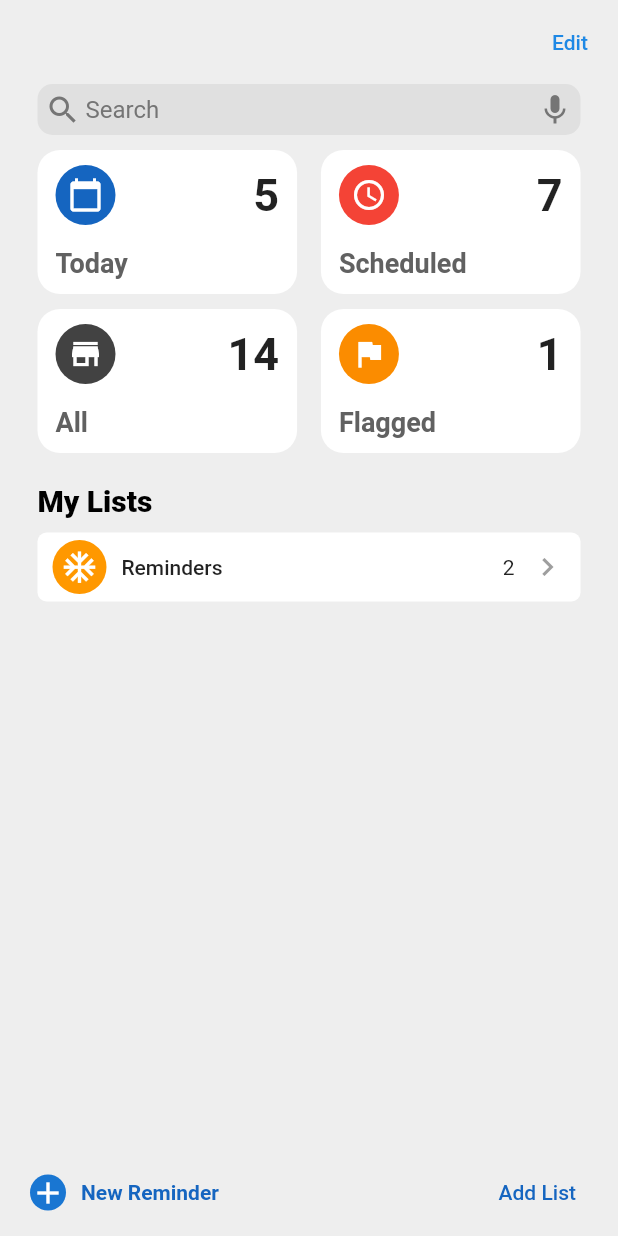
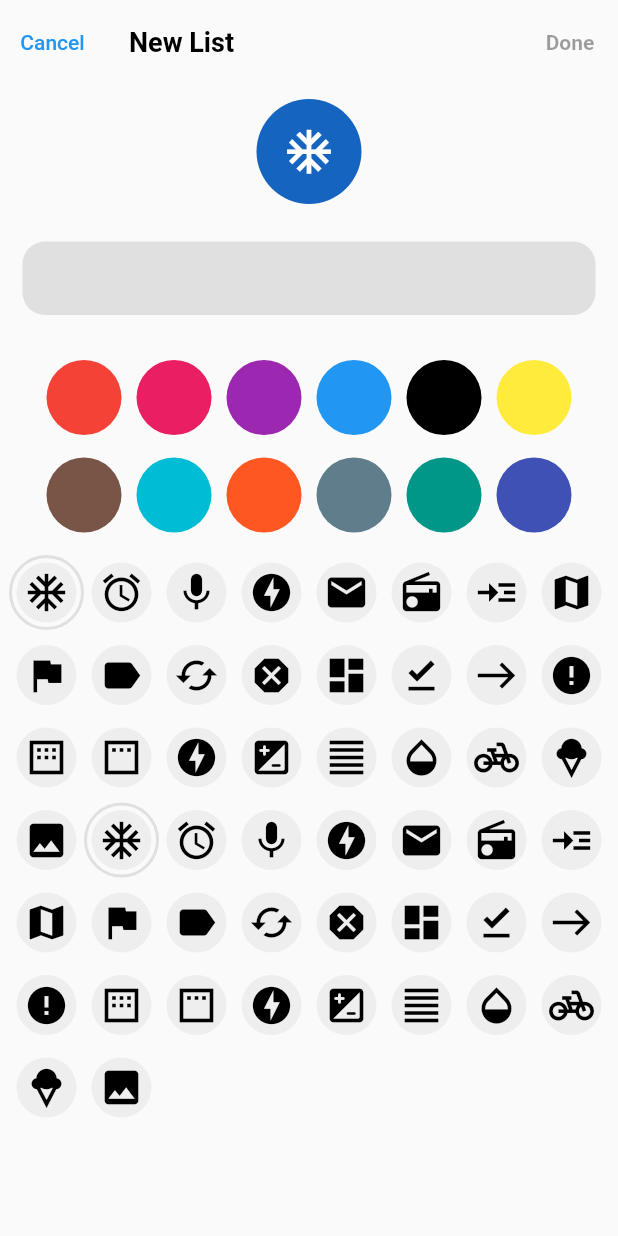
Before and after one commit to davidjhoseph/reminders_app, a Flutter app: the screen it shows after launch, after a tap on "Add List", on a phone screen of 412 x 824 dp. Run offline on Flutter 3.47's test engine with Material 2 defaults, Android fonts, the phone set to English and light mode, and no system bars; our stand-ins replace flutter_riverpod, get.

Commit message:
minor updates

```diff
--- a/lib/provider/ListProvider.dart
+++ /dev/null
@@ -1,16 +0,0 @@
-import 'package:flutter/material.dart';
-import 'package:reminder_app/Models/SingleList.dart';
-
-class ListProvider extends ChangeNotifier {
-  List<SingleList> _lists = [
-    SingleList(
-      color: Colors.orange[500],
-      icon: Icons.ac_unit,
-      title: "Reminders",
-      reminders: ["Hello", "World"],
-    ),
-  ];
-  List<SingleList> get lists {
-    return [..._lists];
-  }
-}
--- a/lib/routes/route.dart
+++ b/lib/routes/route.dart
@@ -1,11 +1,10 @@
 import 'package:flutter/material.dart';
 import 'package:reminder_app/screens/HomeScreen.dart';
 import 'package:reminder_app/screens/ScheduledScreen.dart';
-import './route_constants.dart';
 
 Route<dynamic> generateRoute(RouteSettings settings) {
   switch (settings.name) {
-    case Home:
+    case HomeScreen.routeName:
       return MaterialPageRoute(builder: (_) => HomeScreen());
     case ScheduledScreen.routeName:
       return MaterialPageRoute(builder: (_) => ScheduledScreen());
--- /dev/null
+++ b/lib/screens/AddListScreen.dart
@@ -0,0 +1,173 @@
+import 'package:flutter/material.dart';
+import 'package:flutter_riverpod/flutter_riverpod.dart';
+import 'package:reminder_app/provider/ReminderProvider.dart';
+
+final reminderData = ChangeNotifierProvider((ref) => ReminderProvider());
+
+class AddListScreen extends StatefulWidget {
+  @override
+  _AddListScreenState createState() => _AddListScreenState();
+}
+
+class _AddListScreenState extends State<AddListScreen> {
+  final TextEditingController titleController = TextEditingController();
+
+  @override
+  Widget build(BuildContext context) {
+    return Consumer(
+      builder: (context, watch, child) {
+        final response = watch(reminderData);
+        return Scaffold(
+          appBar: AppBar(
+            backgroundColor: Colors.transparent,
+            elevation: 0,
+            leadingWidth: 70,
+            leading: TextButton(
+              onPressed: () => Navigator.of(context).pop(),
+              child: Text(
+                "Cancel",
+              ),
+            ),
+            title: Text(
+              "New List",
+              style: TextStyle(
+                fontWeight: FontWeight.w600,
+                color: Colors.black,
+                fontSize: 18,
+              ),
+            ),
+            actions: [
+              TextButton(
+                onPressed: titleController.text.length < 1
+                    ? null
+                    : () {
+                        response.addToList(
+                          icon: response.selectedIcon,
+                          color: response.selectedColor,
+                          title: titleController.text,
+                        );
+                        Navigator.pop(context);
+                      },
+                child: Text(
+                  "Done",
+                  style: TextStyle(fontWeight: FontWeight.bold),
+                ),
+              ),
+            ],
+          ),
+          body: Padding(
+            padding: const EdgeInsets.symmetric(vertical: 10),
+            child: Column(
+              children: [
+                Padding(
+                  padding: const EdgeInsets.symmetric(horizontal: 15),
+                  child: Column(
+                    children: [
+                      Align(
+                        child: CircleAvatar(
+                          radius: 35,
+                          backgroundColor: response.selectedColor,
+                          child: Icon(
+                            response.selectedIcon,
+                            size: 35,
+                            color: Colors.white,
+                          ),
+                        ),
+                      ),
+                      SizedBox(height: 25),
+                      Container(
+                        padding:
+                            EdgeInsets.symmetric(vertical: 15, horizontal: 5),
+                        decoration: BoxDecoration(
+                          borderRadius: BorderRadius.circular(15),
+                          color: Colors.grey[300],
+                        ),
+                        child: TextField(
+                          controller: titleController,
+                          onChanged: (_) {
+                            setState(() {});
+                          },
+                          decoration: InputDecoration.collapsed(hintText: ''),
+                        ),
+                      ),
+                      SizedBox(height: 25),
+                    ],
+                  ),
+                ),
+                Expanded(
+                  child: SingleChildScrollView(
+                    child: Column(
+                      children: [
+                        Wrap(
+                          // spacing: 5,
+                          runSpacing: 5,
+                          children: [
+                            ...response.colors.map(
+                              (e) => GestureDetector(
+                                onTap: () {
+                                  response.changeSelectedColor(e);
+                                },
+                                child: Container(
+                                  padding: EdgeInsets.all(3),
+                                  decoration: BoxDecoration(
+                                    borderRadius: BorderRadius.circular(50),
+                                    border: Border.all(
+                                        color: response.selectedColor == e
+                                            ? Colors.grey[400]
+                                            : Colors.transparent,
+                                        width: 2),
+                                  ),
+                                  child: CircleAvatar(
+                                    backgroundColor: e,
+                                    radius: 25,
+                                  ),
+                                ),
+                              ),
+                            )
+                          ],
+                        ),
+                        SizedBox(height: 10),
+                        Wrap(
+                          // spacing: 5,
+                          runSpacing: 5,
+                          children: [
+                            ...response.icons.map(
+                              (e) => GestureDetector(
+                                onTap: () {
+                                  response.changeSelectedIcon(e);
+                                },
+                                child: Container(
+                                  padding: EdgeInsets.all(3),
+                                  decoration: BoxDecoration(
+                                    borderRadius: BorderRadius.circular(50),
+                                    border: Border.all(
+                                        color: response.selectedIcon == e
+                                            ? Colors.grey[300]
+                                            : Colors.transparent,
+                                        width: 2),
+                                  ),
+                                  child: CircleAvatar(
+                                    backgroundColor: Colors.grey[200],
+                                    child: Icon(
+                                      e,
+                                      size: 30,
+                                      color: Colors.black,
+                                    ),
+                                  ),
+                                ),
+                              ),
+                            )
+                          ],
+                        ),
+                      ],
+                    ),
+                  ),
+                ),
+              ],
+            ),
+          ),
+        );
+      },
+    );
+  }
+}
--- a/lib/screens/HomeScreen.dart
+++ b/lib/screens/HomeScreen.dart
@@ -1,13 +1,15 @@
 import 'package:flutter/material.dart';
 import 'package:flutter_riverpod/flutter_riverpod.dart';
-import 'package:reminder_app/provider/ListProvider.dart';
+import 'package:reminder_app/provider/ReminderProvider.dart';
+import 'package:reminder_app/screens/AddListScreen.dart';
 import 'package:reminder_app/screens/ScheduledScreen.dart';
 import 'package:reminder_app/widgets/ReminderList.dart';
 import 'package:reminder_app/widgets/home_screen/MenuBox.dart';
 
-final listsProvider = ChangeNotifierProvider((ref) => ListProvider());
+final reminderProvider = Provider((ref) => ReminderProvider());
 
 class HomeScreen extends StatelessWidget {
+  static const routeName = '/';
   @override
   Widget build(BuildContext context) {
     return Scaffold(
@@ -130,7 +132,7 @@ class HomeScreen extends StatelessWidget {
                       SizedBox(height: 10),
                       Consumer(
                         builder: (context, watch, child) {
-                          final response = watch(listsProvider);
+                          final response = watch(reminderProvider);
                           return response.lists.isEmpty
                               ? Text("No List Yet")
                               : Column(
@@ -180,7 +182,11 @@ class HomeScreen extends StatelessWidget {
                 ),
                 Spacer(),
                 TextButton(
-                  onPressed: () => print("Add List"),
+                  onPressed: () => Navigator.of(context).push(
+                    MaterialPageRoute(
+                      builder: (_) => AddListScreen(),
+                    ),
+                  ),
                   child: Text(
                     "Add List",
                     style: TextStyle(
```
Also changed, not shown: lib/provider/ReminderProvider.dart (added, +122 -0 lines), lib/routes/route_constants.dart (deleted, +0 -8 lines).
